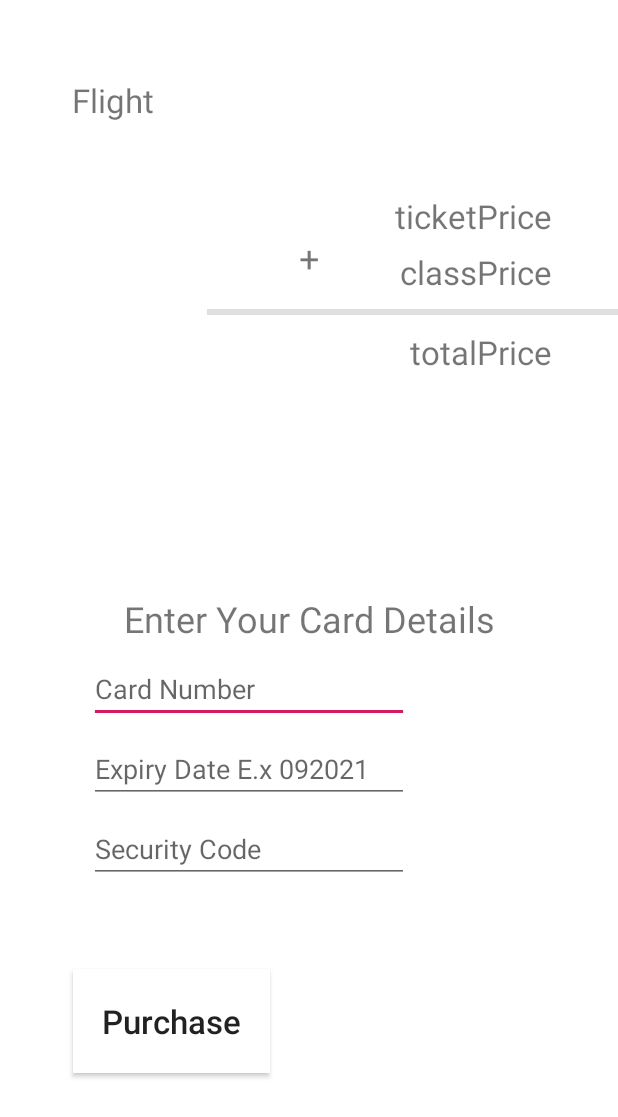
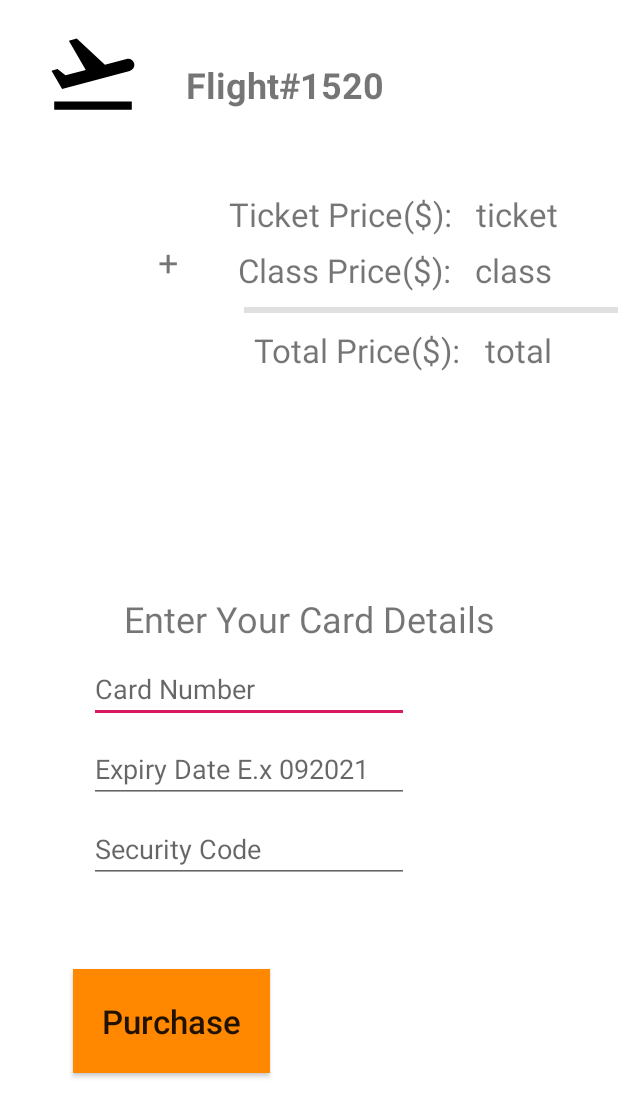
Before and after one commit to AaronVX/BackSpace, an Android app: the layout activity_purchase_ticket.xml on its own in the app's theme, with its tools: preview values and no code run, on a phone screen of 412 x 824 dp. Shown: the top 1117 px of the screen. Run offline under Robolectric (Android 15) with nearby library versions, the phone set to English and light mode, and no system bars.

Commit message:
new structure

```diff
--- a/app/src/main/java/com/group8/backspace/CustomAdapter.java
+++ b/app/src/main/java/com/group8/backspace/presentation/CustomAdapter.java
@@ -1,4 +1,4 @@
-package com.group8.backspace;
+package com.group8.backspace.presentation;
 
 import android.content.Context;
 import android.media.Image;
@@ -8,6 +8,8 @@ import android.view.ViewGroup;
 import android.widget.BaseAdapter;
 import android.widget.ImageView;
 import android.widget.TextView;
+
+import com.group8.backspace.R;
 
 import java.util.zip.Inflater;
 
--- a/app/src/main/java/com/group8/backspace/FlightDetailActivity.java
+++ b/app/src/main/java/com/group8/backspace/presentation/FlightDetailActivity.java
@@ -1,7 +1,6 @@
-package com.group8.backspace;
+package com.group8.backspace.presentation;
 
 import android.content.Intent;
-import android.media.Image;
 import android.os.Bundle;
 import android.support.v7.app.AppCompatActivity;
 import android.view.View;
@@ -9,6 +8,7 @@ import android.widget.Button;
 import android.widget.TextView;
 import android.widget.ImageView;
 
+import com.group8.backspace.R;
 
 
 public class FlightDetailActivity extends AppCompatActivity {
--- a/app/src/main/java/com/group8/backspace/Listview.java
+++ b/app/src/main/java/com/group8/backspace/presentation/Listview.java
@@ -1,4 +1,4 @@
-package com.group8.backspace;
+package com.group8.backspace.presentation;
 
 import android.os.Bundle;
 import android.support.design.widget.FloatingActionButton;
@@ -6,6 +6,8 @@ import android.support.design.widget.Snackbar;
 import android.support.v7.app.AppCompatActivity;
 import android.support.v7.widget.Toolbar;
 import android.view.View;
+
+import com.group8.backspace.R;
 
 public class Listview extends AppCompatActivity {
 
--- a/app/src/main/java/com/group8/backspace/MainActivity.java
+++ b/app/src/main/java/com/group8/backspace/presentation/MainActivity.java
@@ -1,10 +1,12 @@
-package com.group8.backspace;
+package com.group8.backspace.presentation;
 
 import android.content.Intent;
 import android.support.v7.app.AppCompatActivity;
 import android.os.Bundle;
 import android.view.View;
 import android.widget.Button;
+
+import com.group8.backspace.R;
 
 public class MainActivity extends AppCompatActivity {
 
--- a/app/src/main/java/com/group8/backspace/PurchaseTicket.java
+++ b/app/src/main/java/com/group8/backspace/presentation/PurchaseTicket.java
@@ -1,4 +1,4 @@
-package com.group8.backspace;
+package com.group8.backspace.presentation;
 
 import android.os.Bundle;
 import android.support.v7.app.AppCompatActivity;
@@ -6,6 +6,8 @@ import android.view.View;
 import android.widget.Button;
 import android.widget.EditText;
 import android.widget.TextView;
+
+import com.group8.backspace.R;
 
 public class PurchaseTicket extends AppCompatActivity {
 
--- a/app/src/main/res/layout/activity_book_browse.xml
+++ b/app/src/main/res/layout/activity_book_browse.xml
@@ -56,4 +56,10 @@
         android:layout_width="match_parent"
         android:layout_height="wrap_content" />
 
+    <Button
+        android:id="@+id/btn_nextPage"
+        android:layout_width="match_parent"
+        android:layout_height="wrap_content"
+        android:text="Button" />
+
 </LinearLayout>
--- a/app/src/main/res/layout/activity_flight_status.xml
+++ b/app/src/main/res/layout/activity_flight_status.xml
@@ -6,7 +6,7 @@
     android:layout_height="match_parent"
     android:background="@color/colorPrimary"
     android:orientation="vertical"
-    tools:context="com.group8.backspace.FlightStatus">
+    tools:context="com.group8.backspace.presentation.FlightStatus">
 
     <TableRow
         android:layout_width="match_parent"
--- a/app/src/main/res/layout/activity_purchase_ticket.xml
+++ b/app/src/main/res/layout/activity_purchase_ticket.xml
@@ -4,7 +4,7 @@
     xmlns:tools="http://schemas.android.com/tools"
     android:layout_width="match_parent"
     android:layout_height="match_parent"
-    tools:context=".PurchaseTicket"
+    tools:context=".presentation.PurchaseTicket"
     android:background="@color/colorPrimary">
 
     <Button
@@ -14,7 +14,7 @@
         android:layout_marginTop="8dp"
         android:layout_marginEnd="232dp"
         android:layout_marginBottom="60dp"
-        android:background="@color/colorPrimary"
+        android:background="@android:color/holo_orange_dark"
         android:text="Purchase"
         android:textSize="22sp"
         app:layout_constraintBottom_toBottomOf="parent"
@@ -25,10 +25,11 @@
         android:id="@+id/flight_view"
         android:layout_width="wrap_content"
         android:layout_height="wrap_content"
-        android:layout_marginStart="48dp"
-        android:layout_marginTop="52dp"
-        android:text="Flight"
-        android:textSize="22sp"
+        android:layout_marginStart="124dp"
+        android:layout_marginTop="40dp"
+        android:text="Flight#1520"
+        android:textSize="24sp"
+        android:textStyle="bold"
         app:layout_constraintStart_toStartOf="parent"
         app:layout_constraintTop_toTopOf="parent" />
 
@@ -36,19 +37,19 @@
         android:id="@+id/ticketPrice"
         android:layout_width="wrap_content"
         android:layout_height="wrap_content"
-        android:layout_marginTop="48dp"
-        android:layout_marginEnd="44dp"
-        android:text="ticketPrice"
+        android:layout_marginTop="128dp"
+        android:layout_marginEnd="40dp"
+        android:text="ticket"
         android:textSize="22sp"
         app:layout_constraintEnd_toEndOf="parent"
-        app:layout_constraintTop_toBottomOf="@+id/flight_view" />
+        app:layout_constraintTop_toTopOf="parent" />
 
     <TextView
         android:id="@+id/textView3"
         android:layout_width="23dp"
         android:layout_height="wrap_content"
-        android:layout_marginEnd="44dp"
-        android:layout_marginBottom="8dp"
+        android:layout_marginEnd="188dp"
+        android:layout_marginBottom="4dp"
         android:text="+"
         android:textSize="24sp"
         app:layout_constraintBottom_toBottomOf="@+id/classPrice"
@@ -60,7 +61,7 @@
         android:layout_height="wrap_content"
         android:layout_marginTop="8dp"
         android:layout_marginEnd="44dp"
-        android:text="classPrice"
+        android:text="class"
         android:textSize="22sp"
         app:layout_constraintEnd_toEndOf="parent"
         app:layout_constraintTop_toBottomOf="@+id/ticketPrice" />
@@ -71,7 +72,7 @@
         android:layout_height="wrap_content"
         android:layout_marginTop="24dp"
         android:layout_marginEnd="44dp"
-        android:text="totalPrice"
+        android:text="total"
         android:textSize="22sp"
         app:layout_constraintEnd_toEndOf="parent"
         app:layout_constraintTop_toBottomOf="@+id/classPrice" />
@@ -155,4 +156,47 @@
         app:layout_constraintStart_toStartOf="parent"
         app:layout_constraintTop_toBottomOf="@+id/btn_purchase" />
 
+    <TextView
+        android:id="@+id/textView"
+        android:layout_width="wrap_content"
+        android:layout_height="wrap_content"
+        android:layout_marginTop="128dp"
+        android:layout_marginEnd="16dp"
+        android:text="Ticket Price($):"
+        android:textSize="22sp"
+        app:layout_constraintEnd_toStartOf="@+id/ticketPrice"
+        app:layout_constraintTop_toTopOf="parent" />
+
+    <TextView
+        android:id="@+id/textView2"
+        android:layout_width="wrap_content"
+        android:layout_height="wrap_content"
+        android:layout_marginTop="8dp"
+        android:layout_marginEnd="16dp"
+        android:text="Class Price($):"
+        android:textSize="22sp"
+        app:layout_constraintEnd_toStartOf="@+id/classPrice"
+        app:layout_constraintTop_toBottomOf="@+id/textView" />
+
+    <TextView
+        android:id="@+id/textView4"
+        android:layout_width="wrap_content"
+        android:layout_height="wrap_content"
+        android:layout_marginTop="24dp"
+        android:layout_marginEnd="16dp"
+        android:text="Total Price($):"
+        android:textSize="22sp"
+        app:layout_constraintEnd_toStartOf="@+id/totalPrice"
+        app:layout_constraintTop_toBottomOf="@+id/textView2" />
+
+    <ImageView
+        android:id="@+id/imageView"
+        android:layout_width="92dp"
+        android:layout_height="65dp"
+        android:layout_marginStart="16dp"
+        android:layout_marginTop="16dp"
+        app:layout_constraintStart_toStartOf="parent"
+        app:layout_constraintTop_toTopOf="parent"
+        app:srcCompat="@drawable/ic_reservations" />
+
 </android.support.constraint.ConstraintLayout>
```
Also changed, not shown: app/src/main/java/com/group8/backspace/presentation/BookBrowseActivity.java (renamed from app/src/main/java/com/group8/backspace/BookBrowseActivity.java, +13 -4 lines), app/src/main/java/com/group8/backspace/presentation/BookDestinationActivity.java (renamed from app/src/main/java/com/group8/backspace/BookOriginActivity.java, +8 -5 lines), app/src/main/java/com/group8/backspace/presentation/BookOriginActivity.java (renamed from app/src/main/java/com/group8/backspace/BookDestinationActivity.java, +11 -6 lines), app/src/main/java/com/group8/backspace/presentation/FlightStatus.java (renamed from app/src/main/java/com/group8/backspace/FlightStatus.java, +3 -7 lines), app/src/main/java/com/group8/backspace/presentation/TravelClass.java (renamed from app/src/main/java/com/group8/backspace/TravelClass.java, +3 -4 lines), 5 other files.
